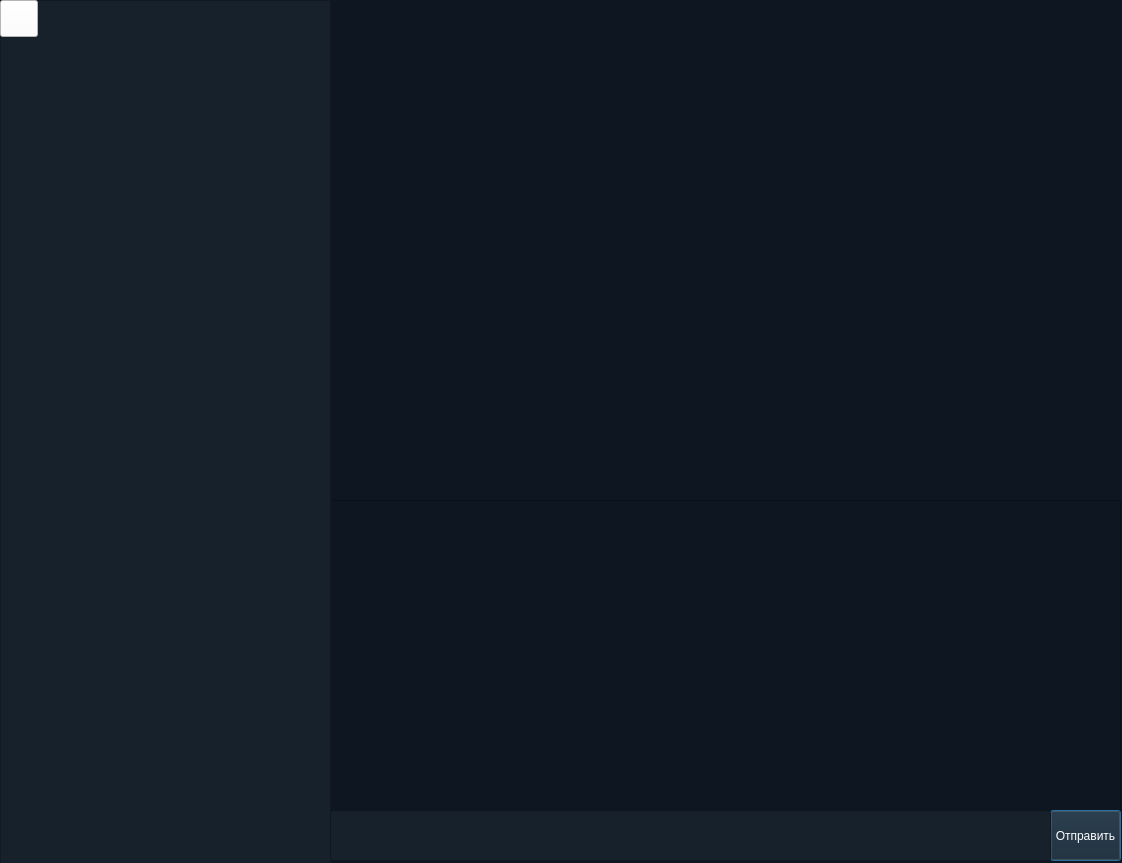
Old version of the form mainform.ui in the repository rutraq/Messanger.
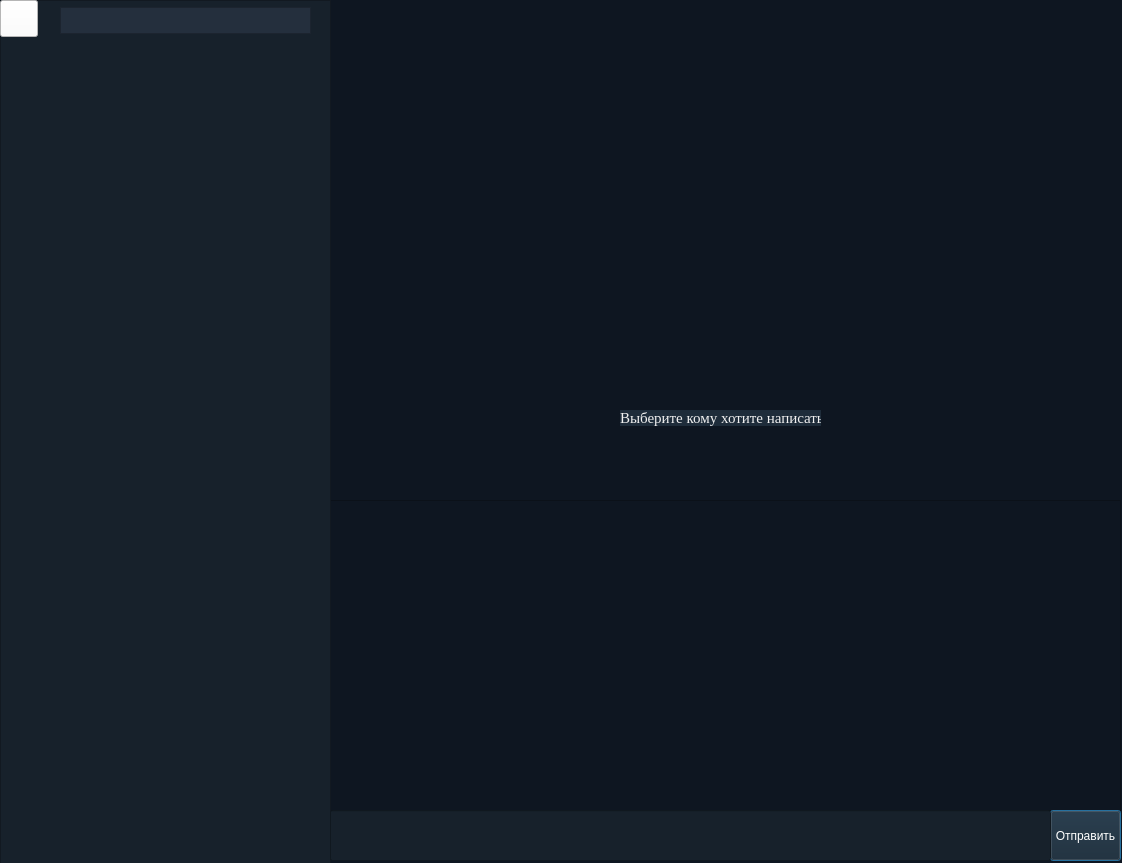
New version of the form. Icons and pictures are not drawn.

Diff of the .ui file:
```diff
--- a/mainform.ui
+++ b/mainform.ui
@@ -172,7 +172,7 @@
   <widget class="QLabel" name="label_2">
    <property name="geometry">
     <rect>
-     <x>-70</x>
+     <x>-200</x>
      <y>10</y>
      <width>61</width>
      <height>61</height>
@@ -233,7 +233,7 @@
   <widget class="QLabel" name="label_3">
    <property name="geometry">
     <rect>
-     <x>-262</x>
+     <x>10</x>
      <y>760</y>
      <width>259</width>
      <height>31</height>
@@ -296,19 +296,69 @@
     <string>Настройки</string>
    </property>
   </widget>
+  <widget class="QTextEdit" name="textEdit">
+   <property name="enabled">
+    <bool>true</bool>
+   </property>
+   <property name="geometry">
+    <rect>
+     <x>60</x>
+     <y>7</y>
+     <width>251</width>
+     <height>27</height>
+    </rect>
+   </property>
+   <property name="font">
+    <font>
+     <stylestrategy>PreferAntialias</stylestrategy>
+    </font>
+   </property>
+   <property name="styleSheet">
+    <string notr="true">border-color: rgb(36, 47, 61);
+color: rgb(255, 255, 255);
+background-color: rgb(36, 47, 61);
+</string>
+   </property>
+  </widget>
+  <widget class="QLabel" name="label_6">
+   <property name="geometry">
+    <rect>
+     <x>620</x>
+     <y>410</y>
+     <width>201</width>
+     <height>16</height>
+    </rect>
+   </property>
+   <property name="font">
+    <font>
+     <family>Times New Roman</family>
+     <pointsize>11</pointsize>
+    </font>
+   </property>
+   <property name="styleSheet">
+    <string notr="true">border-color: rgb(30, 44, 58);
+color: rgb(240, 240, 240);
+background-color: rgb(30, 44, 58);</string>
+   </property>
+   <property name="text">
+    <string>Выберите кому хотите написать</string>
+   </property>
+  </widget>
+  <zorder>listView</zorder>
   <zorder>plainTextEdit</zorder>
   <zorder>listView_3</zorder>
   <zorder>pushButton_3</zorder>
   <zorder>pushButton</zorder>
   <zorder>lineEdit</zorder>
   <zorder>pushButton_2</zorder>
-  <zorder>listView_2</zorder>
-  <zorder>label</zorder>
-  <zorder>label_2</zorder>
-  <zorder>listView</zorder>
   <zorder>label_3</zorder>
   <zorder>label_4</zorder>
   <zorder>label_5</zorder>
+  <zorder>textEdit</zorder>
+  <zorder>listView_2</zorder>
+  <zorder>label_2</zorder>
+  <zorder>label</zorder>
+  <zorder>label_6</zorder>
  </widget>
  <resources>
   <include location="main_form.qrc"/>
```
